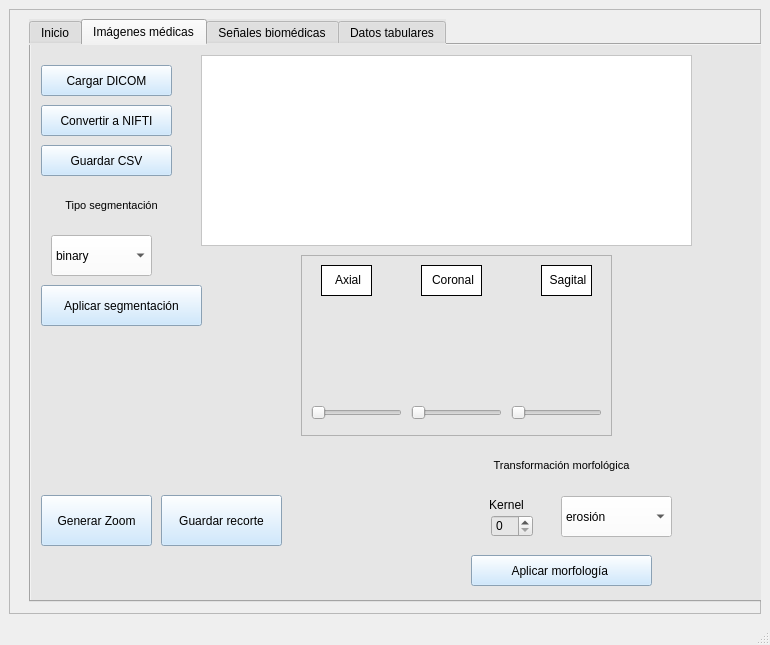
Qt form Vista/principal.ui (msofiaalmanza-coder/BioSync) before a commit.
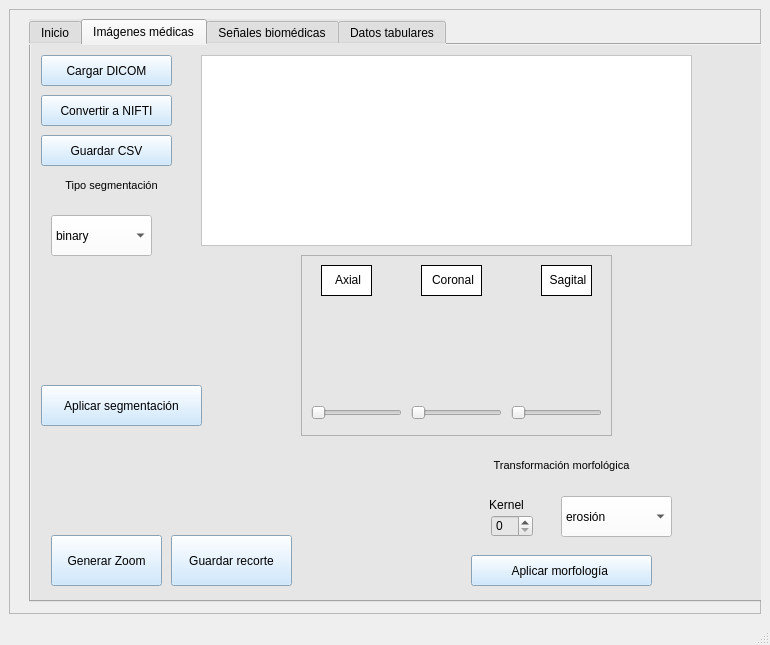
The same form after that commit. The open tabs and pages were chosen to show the change.

Commit message: cambio interfaz

Diff of the .ui file:
```diff
--- a/Vista/principal.ui
+++ b/Vista/principal.ui
@@ -198,7 +198,7 @@
          <property name="geometry">
           <rect>
            <x>10</x>
-           <y>20</y>
+           <y>10</y>
            <width>131</width>
            <height>31</height>
           </rect>
@@ -215,7 +215,7 @@
          <property name="geometry">
           <rect>
            <x>10</x>
-           <y>60</y>
+           <y>50</y>
            <width>131</width>
            <height>31</height>
           </rect>
@@ -244,8 +244,8 @@
         <widget class="QPushButton" name="btnZoom">
          <property name="geometry">
           <rect>
-           <x>10</x>
-           <y>450</y>
+           <x>20</x>
+           <y>490</y>
            <width>111</width>
            <height>51</height>
           </rect>
@@ -261,8 +261,8 @@
         <widget class="QPushButton" name="btnGuardarRecorte">
          <property name="geometry">
           <rect>
-           <x>130</x>
-           <y>450</y>
+           <x>140</x>
+           <y>490</y>
            <width>121</width>
            <height>51</height>
           </rect>
@@ -278,10 +278,10 @@
         <widget class="QLabel" name="lblImagenOriginal">
          <property name="geometry">
           <rect>
-           <x>20</x>
-           <y>320</y>
+           <x>30</x>
+           <y>390</y>
            <width>81</width>
-           <height>111</height>
+           <height>81</height>
           </rect>
          </property>
          <property name="text">
@@ -291,10 +291,10 @@
         <widget class="QLabel" name="lblImagenRecortada">
          <property name="geometry">
           <rect>
-           <x>130</x>
-           <y>319</y>
+           <x>160</x>
+           <y>389</y>
            <width>81</width>
-           <height>111</height>
+           <height>81</height>
           </rect>
          </property>
          <property name="text">
@@ -305,7 +305,7 @@
          <property name="geometry">
           <rect>
            <x>10</x>
-           <y>140</y>
+           <y>120</y>
            <width>141</width>
            <height>41</height>
           </rect>
@@ -321,7 +321,7 @@
          <property name="geometry">
           <rect>
            <x>10</x>
-           <y>240</y>
+           <y>340</y>
            <width>161</width>
            <height>41</height>
           </rect>
@@ -397,7 +397,7 @@
          <property name="geometry">
           <rect>
            <x>10</x>
-           <y>100</y>
+           <y>90</y>
            <width>131</width>
            <height>31</height>
           </rect>
@@ -414,7 +414,7 @@
          <property name="geometry">
           <rect>
            <x>20</x>
-           <y>190</y>
+           <y>170</y>
            <width>101</width>
            <height>41</height>
           </rect>
@@ -649,6 +649,32 @@
           </property>
          </widget>
         </widget>
+        <widget class="QLabel" name="lblImagenMorfologica">
+         <property name="geometry">
+          <rect>
+           <x>310</x>
+           <y>410</y>
+           <width>91</width>
+           <height>121</height>
+          </rect>
+         </property>
+         <property name="text">
+          <string/>
+         </property>
+        </widget>
+        <widget class="QLabel" name="lblImagensegmentada">
+         <property name="geometry">
+          <rect>
+           <x>40</x>
+           <y>220</y>
+           <width>91</width>
+           <height>101</height>
+          </rect>
+         </property>
+         <property name="text">
+          <string/>
+         </property>
+        </widget>
        </widget>
        <widget class="QWidget" name="tab_2">
         <attribute name="title">
```
Left out of the diff: 2 changed lines with no effect on the pictures. The commit also changes 1 other file.
